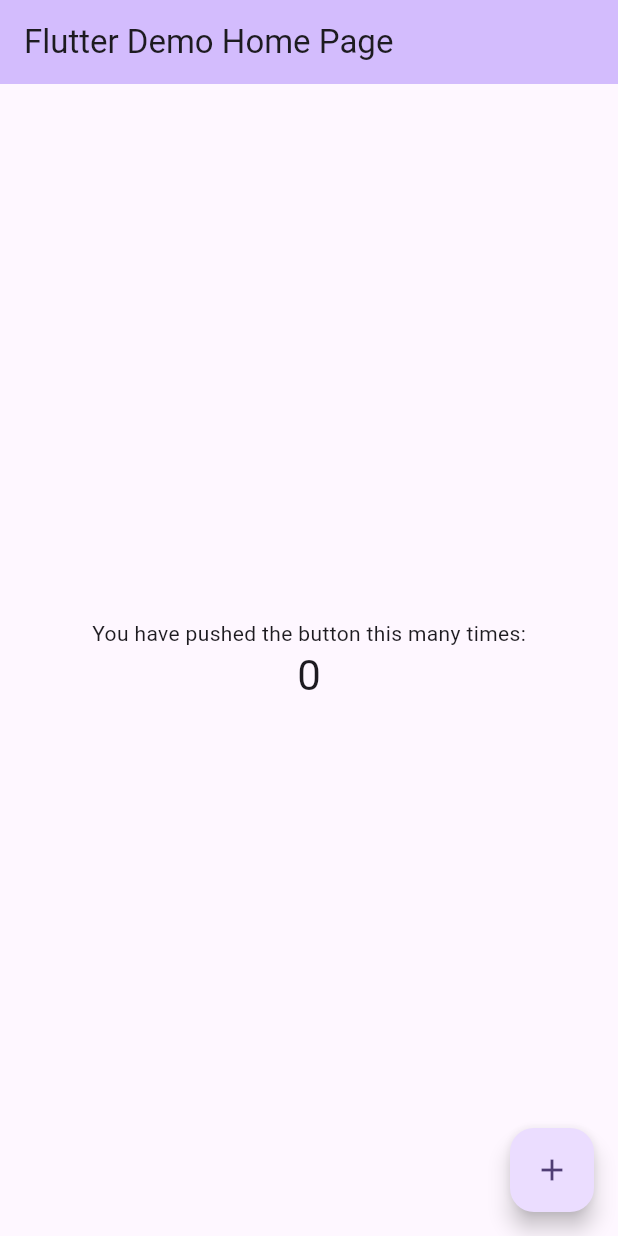
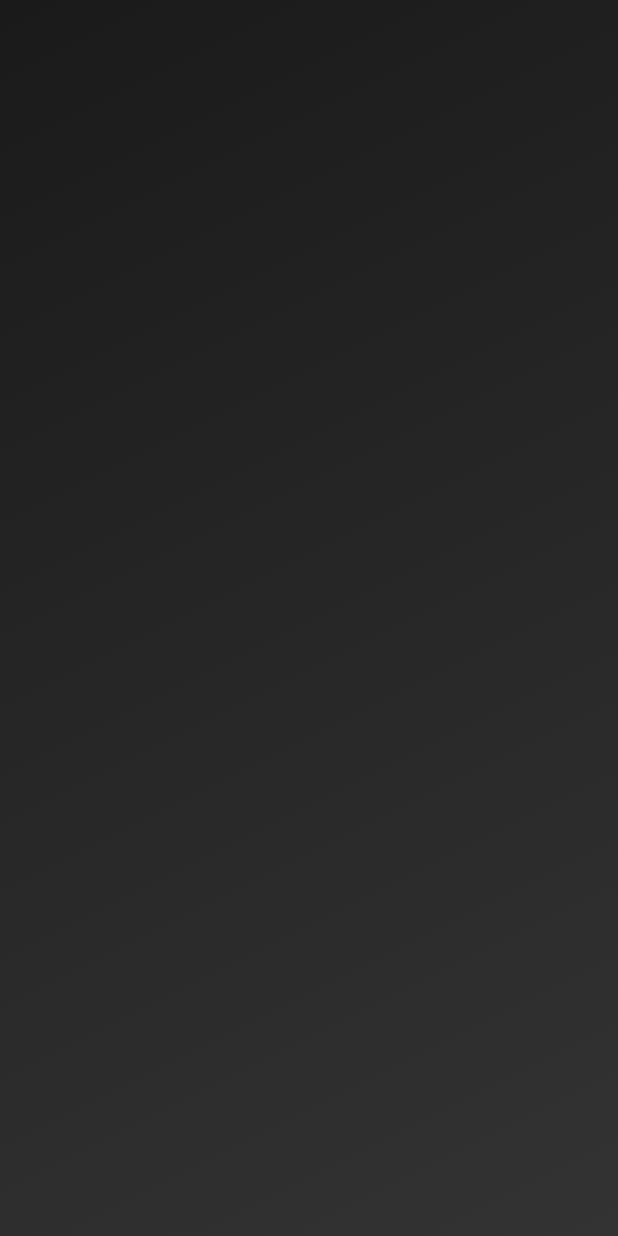
Before and after one commit to Eslamadelelkhouly/musicapp, a Flutter app: the screen it shows after launch, on a phone screen of 412 x 824 dp. Run offline on Flutter 3.47's test engine with Material 3 defaults, Android fonts, the phone set to English and light mode, and no system bars; our stand-ins replace go_router.

Commit message:
add structure files

```diff
--- /dev/null
+++ b/lib/features/splash/presentation/view/splash_view.dart
@@ -0,0 +1,23 @@
+import 'package:flutter/material.dart';
+
+class SplashView extends StatelessWidget {
+  const SplashView({super.key});
+
+  @override
+  Widget build(BuildContext context) {
+    return  Scaffold(
+      body: Container(
+        decoration: const BoxDecoration(
+          gradient: LinearGradient(
+            begin: Alignment.topLeft,
+            end: Alignment.bottomRight,
+            colors: [
+              Color(0xFF1A1A1A),
+              Color(0xFF333333),
+            ],
+          ),
+        )
+      ),
+    );
+  }
+}
--- a/lib/main.dart
+++ b/lib/main.dart
@@ -1,125 +1,17 @@
 import 'package:flutter/material.dart';
+import 'package:musicapp/utils/core/router_screens.dart';
 
 void main() {
-  runApp(const MyApp());
+  runApp(const MusicApp());
 }
 
-class MyApp extends StatelessWidget {
-  const MyApp({super.key});
-
-  // This widget is the root of your application.
+class MusicApp extends StatelessWidget {
+  const MusicApp({super.key});
   @override
   Widget build(BuildContext context) {
-    return MaterialApp(
-      title: 'Flutter Demo',
-      theme: ThemeData(
-        // This is the theme of your application.
-        //
-        // TRY THIS: Try running your application with "flutter run". You'll see
-        // the application has a purple toolbar. Then, without quitting the app,
-        // try changing the seedColor in the colorScheme below to Colors.green
-        // and then invoke "hot reload" (save your changes or press the "hot
-        // reload" button in a Flutter-supported IDE, or press "r" if you used
-        // the command line to start the app).
-        //
-        // Notice that the counter didn't reset back to zero; the application
-        // state is not lost during the reload. To reset the state, use hot
-        // restart instead.
-        //
-        // This works for code too, not just values: Most code changes can be
-        // tested with just a hot reload.
-        colorScheme: ColorScheme.fromSeed(seedColor: Colors.deepPurple),
-        useMaterial3: true,
-      ),
-      home: const MyHomePage(title: 'Flutter Demo Home Page'),
+    return MaterialApp.router(
+      title: 'Music app',
+      routerConfig: RouterScreens.router,
     );
   }
 }
-
-class MyHomePage extends StatefulWidget {
-  const MyHomePage({super.key, required this.title});
-
-  // This widget is the home page of your application. It is stateful, meaning
-  // that it has a State object (defined below) that contains fields that affect
-  // how it looks.
-
-  // This class is the configuration for the state. It holds the values (in this
-  // case the title) provided by the parent (in this case the App widget) and
-  // used by the build method of the State. Fields in a Widget subclass are
-  // always marked "final".
-
-  final String title;
-
-  @override
-  State<MyHomePage> createState() => _MyHomePageState();
-}
-
-class _MyHomePageState extends State<MyHomePage> {
-  int _counter = 0;
-
-  void _incrementCounter() {
-    setState(() {
-      // This call to setState tells the Flutter framework that something has
-      // changed in this State, which causes it to rerun the build method below
-      // so that the display can reflect the updated values. If we changed
-      // _counter without calling setState(), then the build method would not be
-      // called again, and so nothing would appear to happen.
-      _counter++;
-    });
-  }
-
-  @override
-  Widget build(BuildContext context) {
-    // This method is rerun every time setState is called, for instance as done
-    // by the _incrementCounter method above.
-    //
-    // The Flutter framework has been optimized to make rerunning build methods
-    // fast, so that you can just rebuild anything that needs updating rather
-    // than having to individually change instances of widgets.
-    return Scaffold(
-      appBar: AppBar(
-        // TRY THIS: Try changing the color here to a specific color (to
-        // Colors.amber, perhaps?) and trigger a hot reload to see the AppBar
-        // change color while the other colors stay the same.
-        backgroundColor: Theme.of(context).colorScheme.inversePrimary,
-        // Here we take the value from the MyHomePage object that was created by
-        // the App.build method, and use it to set our appbar title.
-        title: Text(widget.title),
-      ),
-      body: Center(
-        // Center is a layout widget. It takes a single child and positions it
-        // in the middle of the parent.
-        child: Column(
-          // Column is also a layout widget. It takes a list of children and
-          // arranges them vertically. By default, it sizes itself to fit its
-          // children horizontally, and tries to be as tall as its parent.
-          //
-          // Column has various properties to control how it sizes itself and
-          // how it positions its children. Here we use mainAxisAlignment to
-          // center the children vertically; the main axis here is the vertical
-          // axis because Columns are vertical (the cross axis would be
-          // horizontal).
-          //
-          // TRY THIS: Invoke "debug painting" (choose the "Toggle Debug Paint"
-          // action in the IDE, or press "p" in the console), to see the
-          // wireframe for each widget.
-          mainAxisAlignment: MainAxisAlignment.center,
-          children: <Widget>[
-            const Text(
-              'You have pushed the button this many times:',
-            ),
-            Text(
-              '$_counter',
-              style: Theme.of(context).textTheme.headlineMedium,
-            ),
-          ],
-        ),
-      ),
-      floatingActionButton: FloatingActionButton(
-        onPressed: _incrementCounter,
-        tooltip: 'Increment',
-        child: const Icon(Icons.add),
-      ), // This trailing comma makes auto-formatting nicer for build methods.
-    );
-  }
-}
--- /dev/null
+++ b/lib/utils/core/color_style.dart
@@ -0,0 +1,6 @@
+import 'package:flutter/material.dart';
+
+abstract class ColorStyle {
+  static const primary = Color(0xff411F5C);
+  static const secondary = Color(0xff261F5C8A);
+}
--- /dev/null
+++ b/lib/utils/core/router_screens.dart
@@ -0,0 +1,16 @@
+import 'package:go_router/go_router.dart';
+import 'package:musicapp/features/splash/presentation/view/splash_view.dart';
+
+abstract class RouterScreens {
+  static const splash = '/';
+
+  static final router = GoRouter(
+    initialLocation: splash,
+    routes: [
+      GoRoute(
+        path: splash,
+        builder: (context, state) => const SplashView(),
+      ),
+    ],
+  );
+}
--- a/pubspec.yaml
+++ b/pubspec.yaml
@@ -35,6 +35,7 @@ dependencies:
   # The following adds the Cupertino Icons font to your application.
   # Use with the CupertinoIcons class for iOS style icons.
   cupertino_icons: ^1.0.8
+  go_router: ^15.1.2
 
 dev_dependencies:
   flutter_test:
```
Also changed, not shown: pubspec.lock, 1 other file.
